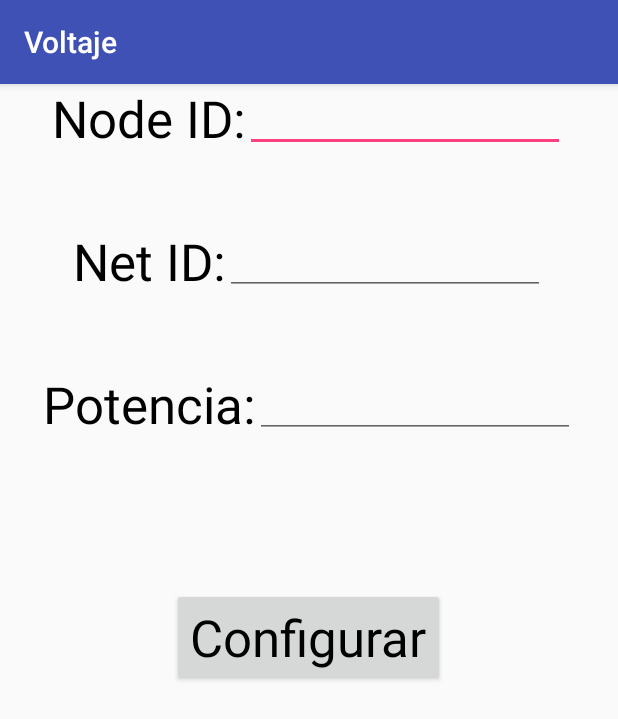
After one commit to ricardo2409/Voltaje, an Android app: the Configuracion screen opened directly, with no data from a screen before it, on a phone screen of 412 x 824 dp. The commit adds this screen. Shown: the top 719 px of the screen. Run offline under Robolectric (Android 15) with nearby library versions, the phone set to English and light mode, and no system bars.

Commit message:
Needs timing fix

```diff
--- /dev/null
+++ b/app/src/main/java/com/example/sergiotrevino/voltaje/Configuracion.java
@@ -0,0 +1,52 @@
+package com.example.sergiotrevino.voltaje;
+
+import android.content.Intent;
+import android.support.v7.app.AppCompatActivity;
+import android.os.Bundle;
+import android.view.View;
+import android.widget.Button;
+import android.widget.EditText;
+
+public class Configuracion extends AppCompatActivity implements View.OnClickListener {
+
+    EditText etNodeID, etNetID, etPotencia;
+    Button btnConfigurar;
+
+    @Override
+    protected void onCreate(Bundle savedInstanceState) {
+        super.onCreate(savedInstanceState);
+        setContentView(R.layout.activity_configuracion);
+
+        System.out.println("OnCreate");
+
+
+        Intent intent = getIntent();
+        String value = intent.getStringExtra("NetID");
+        System.out.println("Esto tiene value: " + value);
+
+
+        etNodeID = (EditText) findViewById(R.id.etNodeID);
+        etNetID = (EditText) findViewById(R.id.etNetID);
+        etPotencia = (EditText) findViewById(R.id.etPotencia);
+
+        btnConfigurar = (Button) findViewById(R.id.btnConfigurar);
+        btnConfigurar.setOnClickListener(this);
+
+        etNetID.setText(value);
+
+    }
+
+    @Override
+    protected void onStart() {
+        super.onStart();
+        System.out.println("OnStart");
+        Intent intent = getIntent();
+        String value = intent.getStringExtra("NetID");
+        System.out.println("Esto tiene value: " + value);
+    }
+
+    @Override
+    public void onClick(View v) {
+
+    }
+}
--- /dev/null
+++ b/app/src/main/res/layout/activity_configuracion.xml
@@ -0,0 +1,112 @@
+<?xml version="1.0" encoding="utf-8"?>
+<android.support.constraint.ConstraintLayout
+    xmlns:android="http://schemas.android.com/apk/res/android" android:layout_width="match_parent"
+    android:layout_height="match_parent">
+
+    <LinearLayout
+        android:layout_width="match_parent"
+        android:layout_height="wrap_content"
+        android:orientation="vertical">
+
+        <LinearLayout
+            android:layout_width="wrap_content"
+            android:layout_height="wrap_content"
+            android:layout_gravity="center_vertical|center_horizontal"
+            android:orientation="horizontal">
+
+            <TextView
+                android:id="@+id/textView"
+                android:layout_width="wrap_content"
+                android:layout_height="wrap_content"
+                android:layout_weight="1"
+                android:text="Node ID:"
+                android:textAppearance="@style/TextAppearance.AppCompat.Display1"
+                android:textColor="@android:color/black" />
+
+            <EditText
+                android:id="@+id/etNodeID"
+                android:layout_width="wrap_content"
+                android:layout_height="wrap_content"
+                android:layout_gravity="center_horizontal"
+                android:layout_weight="1"
+                android:ems="10"
+                android:gravity="center_horizontal"
+                android:inputType="number" />
+        </LinearLayout>
+
+        <Space
+            android:layout_width="match_parent"
+            android:layout_height="50dp" />
+
+        <LinearLayout
+            android:layout_width="wrap_content"
+            android:layout_height="wrap_content"
+            android:layout_gravity="center_horizontal"
+            android:orientation="horizontal">
+
+            <TextView
+                android:id="@+id/textView2"
+                android:layout_width="wrap_content"
+                android:layout_height="wrap_content"
+                android:layout_weight="1"
+                android:text="Net ID:"
+                android:textAppearance="@style/TextAppearance.AppCompat.Display1"
+                android:textColor="@android:color/black" />
+
+            <EditText
+                android:id="@+id/etNetID"
+                android:layout_width="wrap_content"
+                android:layout_height="wrap_content"
+                android:layout_gravity="center_horizontal"
+                android:layout_weight="1"
+                android:ems="10"
+                android:gravity="center_horizontal"
+                android:inputType="number" />
+        </LinearLayout>
+
+        <Space
+            android:layout_width="match_parent"
+            android:layout_height="50dp" />
+
+        <LinearLayout
+            android:layout_width="wrap_content"
+            android:layout_height="wrap_content"
+            android:layout_gravity="center_horizontal"
+            android:orientation="horizontal">
+
+            <TextView
+                android:id="@+id/textView3"
+                android:layout_width="wrap_content"
+                android:layout_height="wrap_content"
+                android:layout_weight="1"
+                android:text="Potencia:"
+                android:textAppearance="@style/TextAppearance.AppCompat.Display1"
+                android:textColor="@android:color/black" />
+
+            <EditText
+                android:id="@+id/etPotencia"
+                android:layout_width="wrap_content"
+                android:layout_height="wrap_content"
+                android:layout_gravity="center_horizontal"
+                android:layout_weight="1"
+                android:ems="10"
+                android:gravity="center_horizontal"
+                android:inputType="number" />
+
+        </LinearLayout>
+
+        <Space
+            android:layout_width="match_parent"
+            android:layout_height="100dp" />
+
+        <Button
+            android:id="@+id/btnConfigurar"
+            android:layout_width="wrap_content"
+            android:layout_height="wrap_content"
+            android:layout_gravity="center_horizontal"
+            android:layout_weight="1"
+            android:text="Configurar"
+            android:textAppearance="@style/TextAppearance.AppCompat.Display1"
+            android:textColor="@android:color/black" />
+    </LinearLayout>
+</android.support.constraint.ConstraintLayout>
```
Also changed, not shown: app/src/main/AndroidManifest.xml (+9 -1 lines), app/src/main/java/com/example/sergiotrevino/voltaje/MainActivity.java (+227 -199 lines), app/src/main/res/layout/activity_main.xml (+19 -9 lines).
